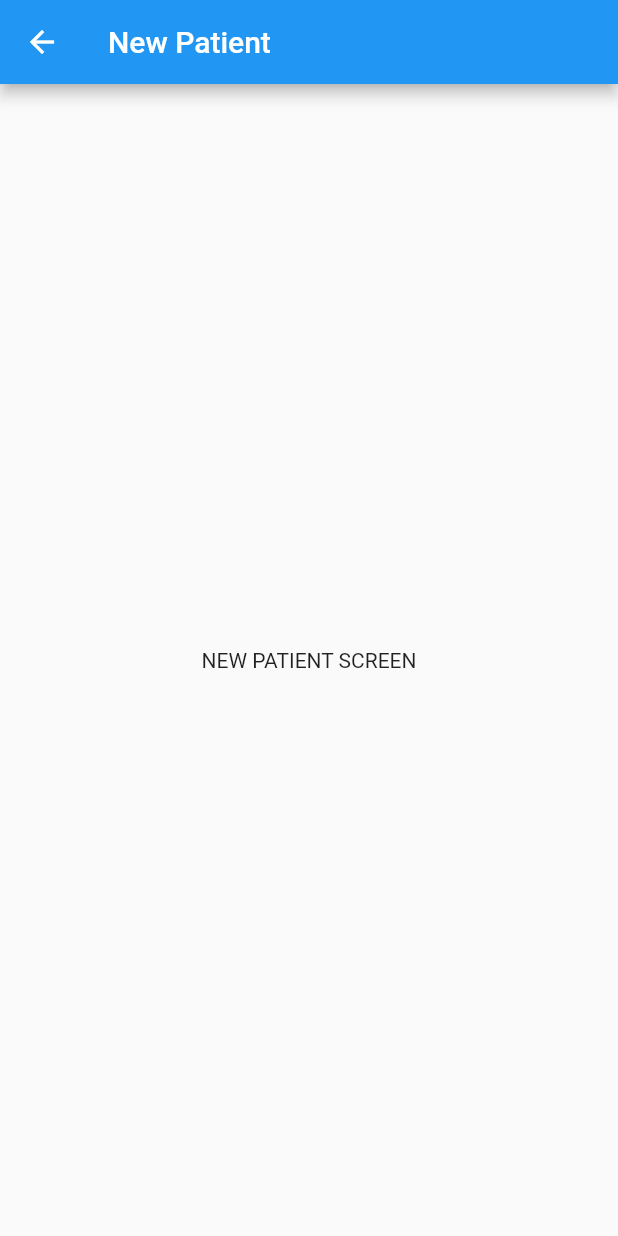
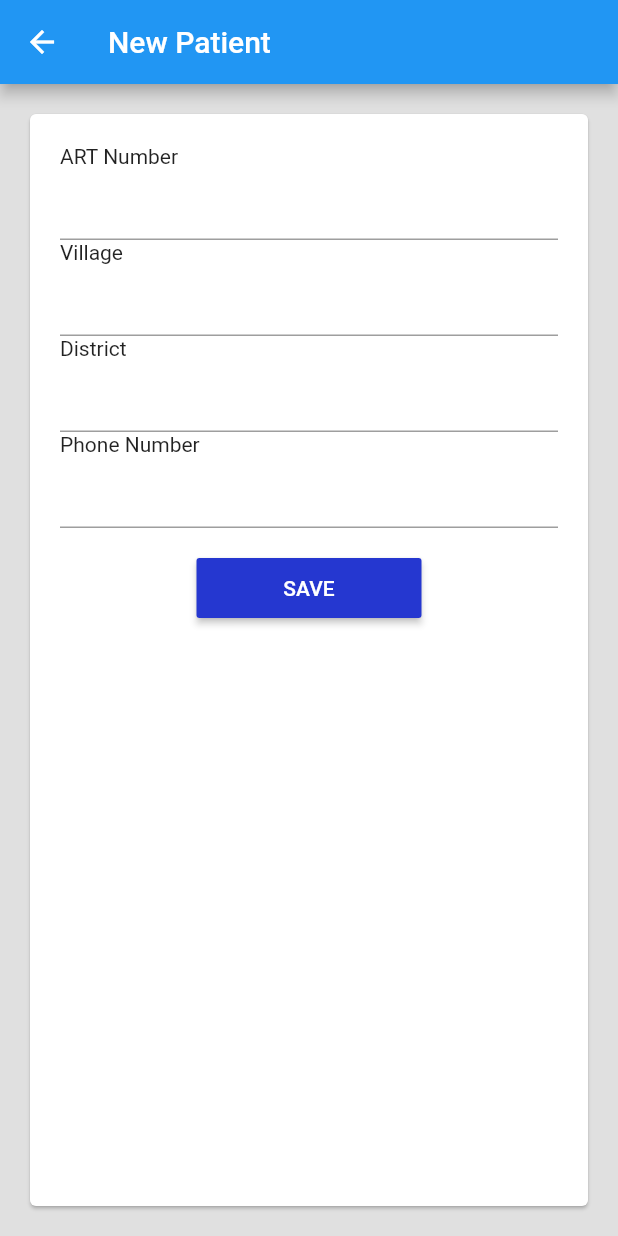
Before and after one commit to chrisly-bear/PEBRApp, a Flutter app: the NewPatientScreen screen opened directly, on a phone screen of 412 x 824 dp. Run offline on Flutter 3.47's test engine with Material 2 defaults, Android fonts, the phone set to English and light mode, and no system bars; our stand-ins replace sqflite; accounts and stored records are empty.

Commit message:
Implemented new patient screen → exception "E/SQLiteLog( 3873): (1) table Patient has no column named village" when inserting new patient.

```diff
--- a/lib/database/DatabaseProvider.dart
+++ b/lib/database/DatabaseProvider.dart
@@ -19,6 +19,7 @@ class DatabaseProvider {
 
   initDB() async {
     String path = join(await getDatabasesPath(), "PEBRApp.db");
+    print('DATABASE PATH: $path');
     return await openDatabase(path, version: 1, onCreate: _onCreate);
   }
 
@@ -40,7 +41,8 @@ class DatabaseProvider {
   insertPatient(Patient newPatient) async {
     final db = await database;
     var res = await db.insert("Patient", newPatient.toMap(),
-        conflictAlgorithm: ConflictAlgorithm.ignore);
+        // conflictAlgorithm: ConflictAlgorithm.ignore);
+        conflictAlgorithm: ConflictAlgorithm.replace);
     return res;
   }
 
--- a/lib/screens/NewPatientScreen.dart
+++ b/lib/screens/NewPatientScreen.dart
@@ -1,14 +1,132 @@
 import 'package:flutter/material.dart';
+import 'package:pebrapp/components/SizedButton.dart';
+import 'package:pebrapp/database/DatabaseProvider.dart';
+import 'package:pebrapp/database/models/Patient.dart';
 
 class NewPatientScreen extends StatelessWidget {
   @override
   Widget build(BuildContext context) {
     return Scaffold(
+        backgroundColor: Color.fromARGB(255, 224, 224, 224),
         appBar: AppBar(
           title: const Text('New Patient'),
         ),
         body: Center(
-          child: Text('NEW PATIENT SCREEN'),
+          child: NewPatientScreenBody(),
         ));
   }
 }
+
+class NewPatientScreenBody extends StatelessWidget {
+  @override
+  Widget build(BuildContext context) {
+    return NewPatientForm();
+  }
+}
+
+// https://flutter.dev/docs/cookbook/forms/validation
+class NewPatientForm extends StatefulWidget {
+  @override
+  NewPatientFormState createState() {
+    return NewPatientFormState();
+  }
+}
+
+class NewPatientFormState extends State<NewPatientForm> {
+  // Create a global key that will uniquely identify the Form widget and allow
+  // us to validate the form
+  //
+  // Note: This is a `GlobalKey<FormState>`, not a GlobalKey<MyCustomFormState>!
+  final _formKey = GlobalKey<FormState>();
+
+  var _artNumberCtr = TextEditingController();
+  var _villageCtr = TextEditingController();
+  var _districtCtr = TextEditingController();
+  var _phoneNumberCtr = TextEditingController();
+
+  @override
+  Widget build(BuildContext context) {
+    // Build a Form widget using the _formKey we created above
+    return Form(
+      key: _formKey,
+      child: Card(
+        margin: EdgeInsets.all(20),
+        child: Padding(
+          padding: EdgeInsets.all(20),
+          child: Column(
+            crossAxisAlignment: CrossAxisAlignment.start,
+            children: <Widget>[
+              Text('ART Number'),
+              TextFormField(
+                controller: _artNumberCtr,
+                validator: (value) {
+                  if (value.isEmpty) {
+                    print('Validation failed');
+                    return 'Please enter an ART number';
+                  } else {
+                    print('Validation successful');
+                  }
+                },
+              ),
+              Text('Village'),
+              TextFormField(
+                controller: _villageCtr,
+                validator: (value) {
+                  if (value.isEmpty) {
+                    return 'Please enter an village';
+                  }
+                },
+              ),
+              Text('District'),
+              TextFormField(
+                controller: _districtCtr,
+                validator: (value) {
+                  if (value.isEmpty) {
+                    return 'Please enter a district';
+                  }
+                },
+              ),
+              Text('Phone Number'),
+              TextFormField(
+                controller: _phoneNumberCtr,
+                validator: (value) {
+                  if (value.isEmpty) {
+                    return 'Please enter a phone number';
+                  }
+                },
+              ),
+              Padding(
+                padding: const EdgeInsets.symmetric(vertical: 16.0),
+                child: Center(
+                  child: SizedButton(
+                    'Save',
+                    onPressed: _onSubmitForm,
+                  ),
+                ),
+              ),
+            ],
+          ),
+        ),
+      ),
+    );
+  }
+
+  _onSubmitForm() {
+    // Validate will return true if the form is valid, or false if
+    // the form is invalid.
+    if (_formKey.currentState.validate()) {
+      // If the form is valid, we want to show a Snackbar
+      Scaffold.of(context)
+          .showSnackBar(SnackBar(content: Text('Creating new patient')));
+
+      final newPatient = Patient(_artNumberCtr.text, _districtCtr.text, _phoneNumberCtr.text, _villageCtr.text);
+      print('NEW PATIENT: ${newPatient.toMap()}');
+      // await DatabaseProvider.db.insertPatient(newPatient);
+      DatabaseProvider.db.insertPatient(newPatient).then((dynamic) => print('THEN'));
+      print('patient stored in database');
+      Scaffold.of(context)
+        .showSnackBar(SnackBar(content: Text('New patient created successfully')));
+
+    }
+  }
+}
--- a/lib/screens/PatientScreen.dart
+++ b/lib/screens/PatientScreen.dart
@@ -9,6 +9,7 @@ class PatientScreen extends StatelessWidget {
   @override
   Widget build(BuildContext context) {
     return Scaffold(
+        backgroundColor: Color.fromARGB(255, 224, 224, 224),
         appBar: AppBar(
           title: Text('Patient ${this._patientId}'),
         ),
--- a/lib/screens/SettingsScreen.dart
+++ b/lib/screens/SettingsScreen.dart
@@ -5,6 +5,7 @@ class SettingsScreen extends StatelessWidget {
   @override
   Widget build(BuildContext context) {
     return Scaffold(
+        backgroundColor: Color.fromARGB(255, 224, 224, 224),
         appBar: AppBar(
           title: const Text('Settings'),
         ),
```
Also changed, not shown: lib/database/models/Patient.dart (+8 -4 lines).
